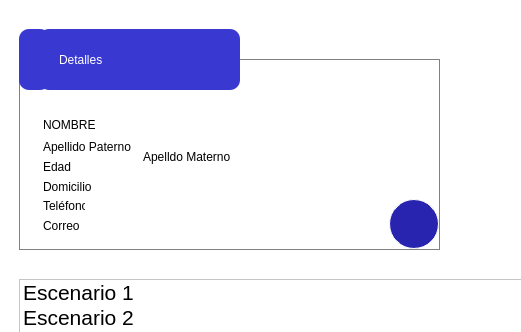
Before: the Qt Designer form Desktop/detalles.ui in juan2914/Fobia, drawn with Qt 5; both pictures show x 0 to 521 and y 0 to 332 of the 800 by 600 pixel window.
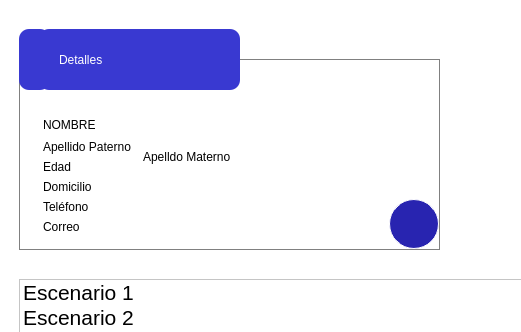
After: the same form once the commit is applied. Icons and pictures are not drawn.

```diff
--- a/Desktop/detalles.ui
+++ b/Desktop/detalles.ui
@@ -100,7 +100,7 @@
        <rect>
         <x>20</x>
         <y>50</y>
-        <width>91</width>
+        <width>221</width>
         <height>31</height>
        </rect>
       </property>
@@ -117,7 +117,7 @@
        <rect>
         <x>20</x>
         <y>80</y>
-        <width>101</width>
+        <width>221</width>
         <height>16</height>
        </rect>
       </property>
@@ -165,7 +165,7 @@
        <rect>
         <x>20</x>
         <y>120</y>
-        <width>61</width>
+        <width>361</width>
         <height>16</height>
        </rect>
       </property>
@@ -181,8 +181,8 @@
        <rect>
         <x>20</x>
         <y>140</y>
-        <width>47</width>
-        <height>13</height>
+        <width>131</width>
+        <height>16</height>
        </rect>
       </property>
       <property name="styleSheet">
@@ -228,8 +228,8 @@
        <rect>
         <x>20</x>
         <y>160</y>
-        <width>47</width>
-        <height>13</height>
+        <width>311</width>
+        <height>16</height>
        </rect>
       </property>
       <property name="styleSheet">
```
